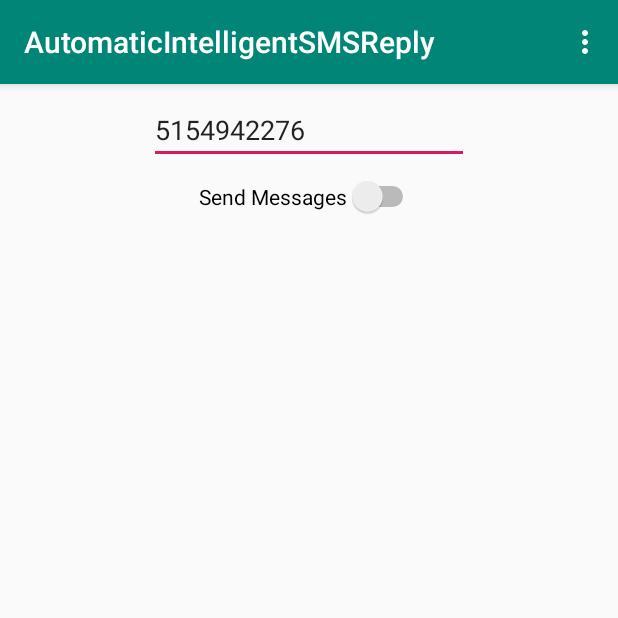
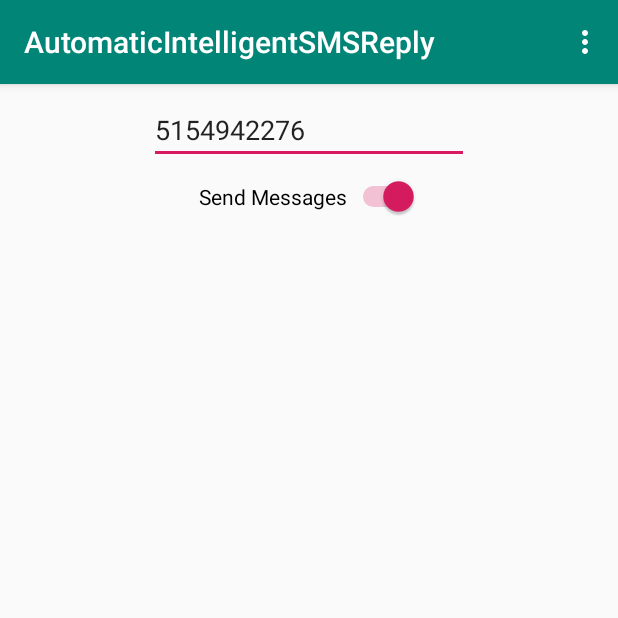
Before and after one commit to jhnsartain3/AutomaticIntelligentSMSReply, an Android app: the screen it shows after launch (MainActivity), on a phone screen of 412 x 824 dp, the top half of it. Run offline under Robolectric (Android 15) with nearby library versions, the phone set to English and light mode, and no system bars.

```diff
--- a/app/src/main/java/com/sartainstudios/automaticintelligentsmsreply/MainActivity.kt
+++ b/app/src/main/java/com/sartainstudios/automaticintelligentsmsreply/MainActivity.kt
@@ -10,6 +10,7 @@ import android.view.Menu
 import android.view.MenuItem
 import android.widget.Toast
 import kotlinx.android.synthetic.main.activity_main.*
+import kotlinx.android.synthetic.main.content_main.*
 
 class MainActivity : AppCompatActivity(), MessageListener {
     companion object {
@@ -17,6 +18,8 @@ class MainActivity : AppCompatActivity(), MessageListener {
         private const val READ_SMS_PERMISSION_CODE = 1
         private const val SEND_SMS_PERMISSION_CODE = 2
     }
+
+    private var userDisabledSMSSending = false
 
     override fun onCreate(savedInstanceState: Bundle?) {
         super.onCreate(savedInstanceState)
@@ -29,12 +32,24 @@ class MainActivity : AppCompatActivity(), MessageListener {
 
         //Register sms listener
         MessageReceiver.bindListener(this)
-        val sMSMessageSender = SMSMessageSender()
-        sMSMessageSender.sendSMSMessage(getApplicationContext())
+
+        switchToggleSendSMSMessages.setOnCheckedChangeListener { buttonView, isChecked ->
+            run {
+                userDisabledSMSSending = !isChecked
+            }
+        }
     }
 
     override fun messageReceived(message: String) {
         Toast.makeText(this, "New Message Received: " + message, Toast.LENGTH_SHORT).show()
+        if (!userDisabledSMSSending) {
+            val sMSMessageSender = SMSMessageSender()
+            sMSMessageSender.sendSMSMessage(
+                getApplicationContext(),
+                editTextPhoneNumber.text.toString(),
+                "hi"
+            )
+        }
     }
 
     private fun requestReceiveSmsPermission() {
--- a/app/src/main/java/com/sartainstudios/automaticintelligentsmsreply/SMSMessageSender.kt
+++ b/app/src/main/java/com/sartainstudios/automaticintelligentsmsreply/SMSMessageSender.kt
@@ -6,14 +6,13 @@ import android.widget.Toast
 
 class SMSMessageSender {
 
-    fun sendSMSMessage(context: Context) {
+    fun sendSMSMessage(context: Context, phoneNumber: String, message: String) {
         try {
-            val phoneNumber = "5154942276"
-            val message = "Hello World! Now we are going to demonstrate " +
-                    "how to send a message with more than 160 characters from your Android application."
             val smsManager = SmsManager.getDefault()
             val parts = smsManager.divideMessage(message)
             smsManager.sendMultipartTextMessage(phoneNumber, null, parts, null, null)
+            Toast.makeText(context, phoneNumber + " " + message, Toast.LENGTH_SHORT).show()
+
         } catch (e: Exception) {
             Toast.makeText(context, "Failed to send", Toast.LENGTH_SHORT).show()
         }
--- a/app/src/main/res/layout/content_main.xml
+++ b/app/src/main/res/layout/content_main.xml
@@ -24,6 +24,7 @@
             android:layout_height="wrap_content"
             android:id="@+id/switchToggleSendSMSMessages" android:layout_marginTop="8dp"
             app:layout_constraintTop_toBottomOf="@+id/editTextPhoneNumber" app:layout_constraintStart_toStartOf="parent"
-            android:layout_marginStart="8dp" app:layout_constraintEnd_toEndOf="parent" android:layout_marginEnd="8dp"/>
+            android:layout_marginStart="8dp" app:layout_constraintEnd_toEndOf="parent" android:layout_marginEnd="8dp"
+            android:checked="true"/>
 
 </android.support.constraint.ConstraintLayout>
```
